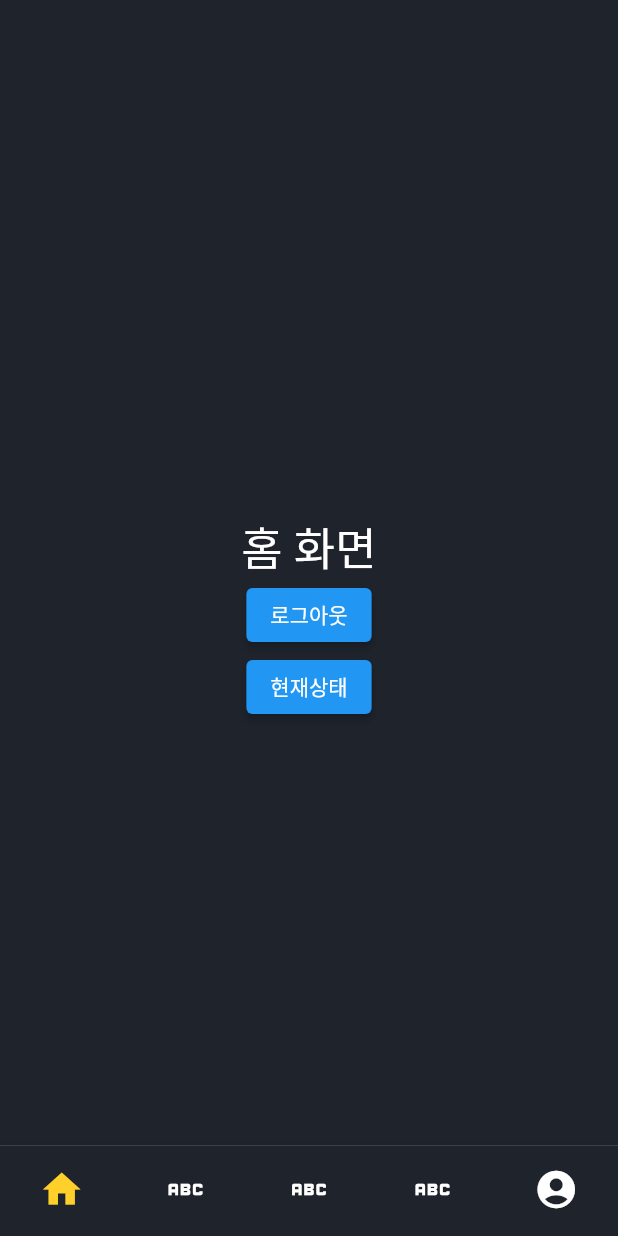
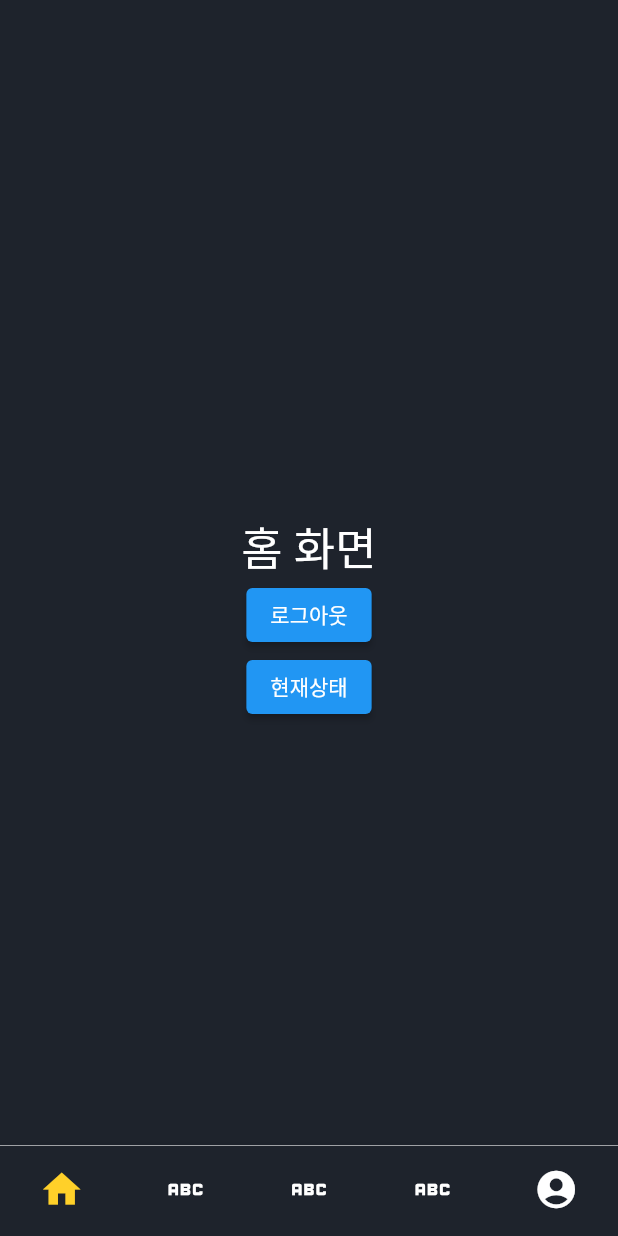
Before and after one commit to 2023-Code-DC/2023_Code-DC-App, a Flutter app: the MainPage screen opened by its route, on a phone screen of 412 x 824 dp. Run offline on Flutter 3.47's test engine with Material 2 defaults, Android fonts, the light colour scheme and no system bars; our stand-ins replace animated_text_kit, cloud_firestore, email_validator, firebase_auth, firebase_core, flutter_secure_storage and 2 more; accounts and stored records are empty; project files that could hold a hidden picture were left out.

Commit message:
fix: 아래 바텀바 구분 안되는게 수정

```diff
--- a/lib/page/bottom_bar.dart
+++ b/lib/page/bottom_bar.dart
@@ -22,7 +22,7 @@ class _BottomBarState extends State<BottomBar> {
   Widget build(BuildContext context) {
     return Container(
       decoration: BoxDecoration(
-        border: Border(top: BorderSide(color: Colors.white, width: 0.1)),
+        border: Border(top: BorderSide(color: Colors.white, width: 0.4)),
       ),
       child: BottomNavigationBar(
           backgroundColor: DCColor.backgroundcolor,
```
